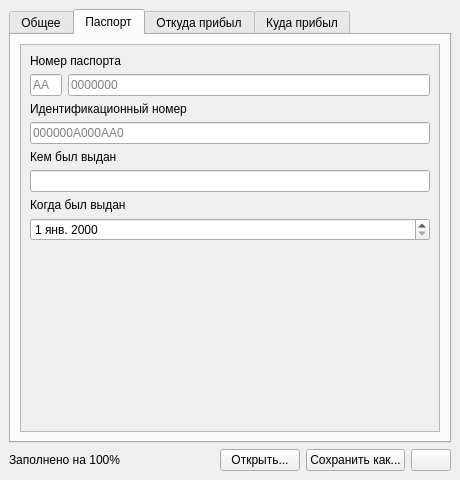
Qt form resources/forms/studentfastreg.ui (alex-rusakevich/studentfastreg) before a commit.
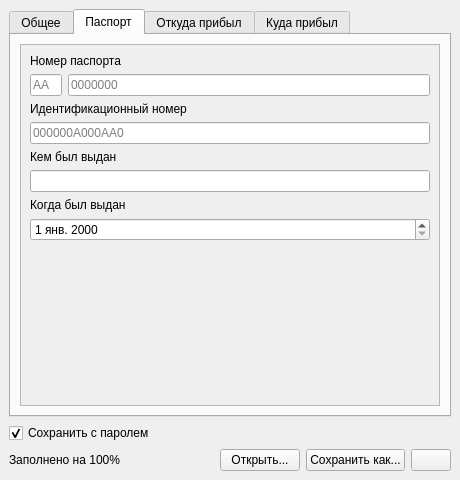
The same form after that commit. The open tabs and pages were chosen to show the change. Icons and pictures are not drawn.

Commit message: #patch added password dialog

Diff of the .ui file:
```diff
--- a/resources/forms/studentfastreg.ui
+++ b/resources/forms/studentfastreg.ui
@@ -189,8 +189,8 @@
             <rect>
              <x>0</x>
              <y>0</y>
-             <width>188</width>
-             <height>237</height>
+             <width>418</width>
+             <height>378</height>
             </rect>
            </property>
            <layout class="QVBoxLayout" name="verticalLayout_6">
@@ -547,6 +547,16 @@
       </widget>
      </widget>
     </item>
+    <item>
+     <widget class="QCheckBox" name="saveWithPasswordCheckBox">
+      <property name="text">
+       <string>Сохранить с паролем</string>
+      </property>
+      <property name="checked">
+       <bool>true</bool>
+      </property>
+     </widget>
+    </item>
     <item>
      <layout class="QHBoxLayout" name="horizontalLayout">
       <item>
```
Left out of the diff: 6 changed lines with no effect on the pictures. The commit also changes 8 other files.
